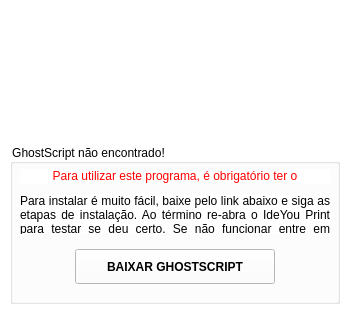
Old version of the form assets/gs_not_found.ui in the repository ioisaque/ideyou-print.
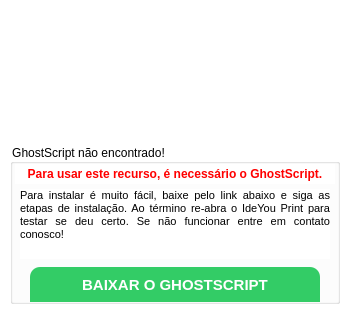
New version of the form. Icons and pictures are not drawn.

Commit message: gs fault ui added

Patch:
```diff
--- a/assets/gs_not_found.ui
+++ b/assets/gs_not_found.ui
@@ -98,23 +98,29 @@
     <widget class="QLabel" name="label">
      <property name="geometry">
       <rect>
-       <x>10</x>
-       <y>25</y>
-       <width>310</width>
-       <height>15</height>
+       <x>5</x>
+       <y>20</y>
+       <width>320</width>
+       <height>20</height>
       </rect>
      </property>
+     <property name="font">
+      <font>
+       <weight>75</weight>
+       <bold>true</bold>
+      </font>
+     </property>
      <property name="styleSheet">
-      <string notr="true">color: #F00;</string>
+      <string notr="true">color: #F00; font-weight: bold;</string>
      </property>
      <property name="text">
-      <string>Para utilizar este programa, é obrigatório ter o GhostScript.</string>
+      <string>Para usar este recurso, é necessário o GhostScript.</string>
      </property>
      <property name="textFormat">
       <enum>Qt::AutoText</enum>
      </property>
      <property name="alignment">
-      <set>Qt::AlignHCenter|Qt::AlignTop</set>
+      <set>Qt::AlignCenter</set>
      </property>
      <property name="wordWrap">
       <bool>true</bool>
@@ -130,11 +136,16 @@
      <property name="geometry">
       <rect>
        <x>10</x>
-       <y>50</y>
+       <y>45</y>
        <width>310</width>
-       <height>40</height>
+       <height>70</height>
       </rect>
      </property>
+     <property name="font">
+      <font>
+       <pointsize>8</pointsize>
+      </font>
+     </property>
      <property name="styleSheet">
       <string notr="true"/>
      </property>
@@ -160,15 +171,15 @@
     <widget class="QPushButton" name="pushButton">
      <property name="geometry">
       <rect>
-       <x>65</x>
-       <y>105</y>
-       <width>200</width>
+       <x>20</x>
+       <y>123</y>
+       <width>290</width>
        <height>35</height>
       </rect>
      </property>
      <property name="font">
       <font>
-       <pointsize>9</pointsize>
+       <pointsize>-1</pointsize>
        <weight>75</weight>
        <bold>true</bold>
       </font>
@@ -176,8 +187,20 @@
      <property name="cursor">
       <cursorShape>PointingHandCursor</cursorShape>
      </property>
+     <property name="styleSheet">
+      <string notr="true">color: #FFF;
+font-size: 15px;
+font-weight: bold;
+text-transform: uppercase;
+
+border: none;
+border-radius: 10px;
+border-bottom-left-radius: 0px;
+border-bottom-right-radius: 0px;
+background-color: #33cc66;</string>
+     </property>
      <property name="text">
-      <string>BAIXAR GHOSTSCRIPT</string>
+      <string>BAIXAR O GHOSTSCRIPT</string>
      </property>
      <property name="autoDefault">
       <bool>false</bool>
```
Left out of the diff: 4 changed lines with no effect on the pictures. The commit also changes 2 other files.
